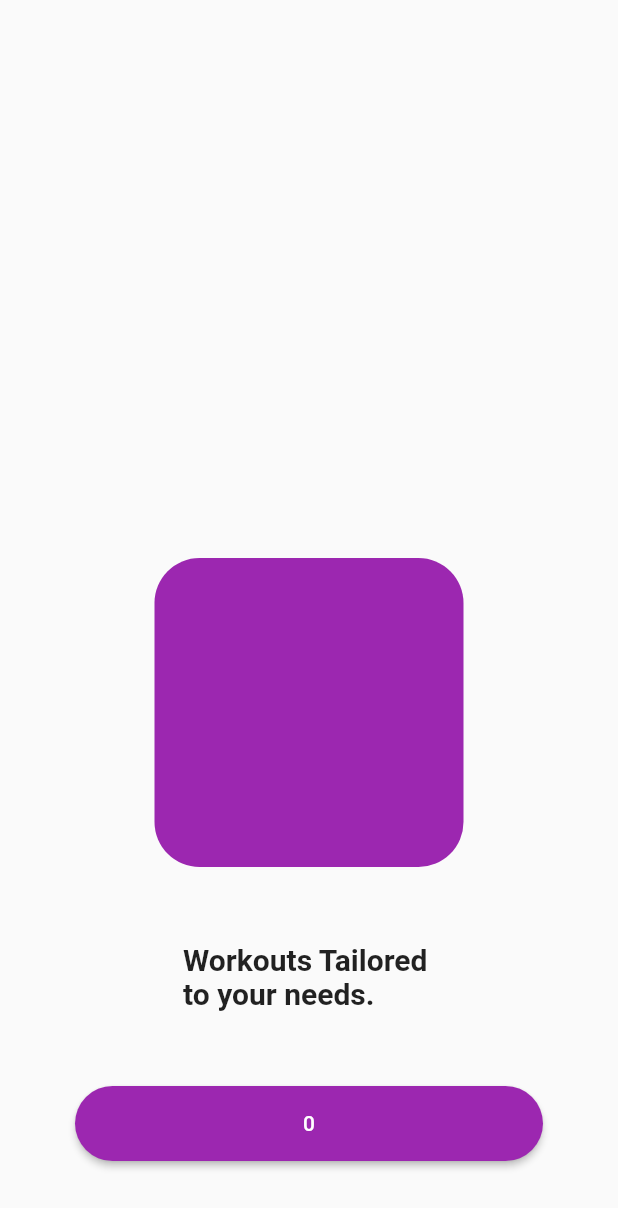
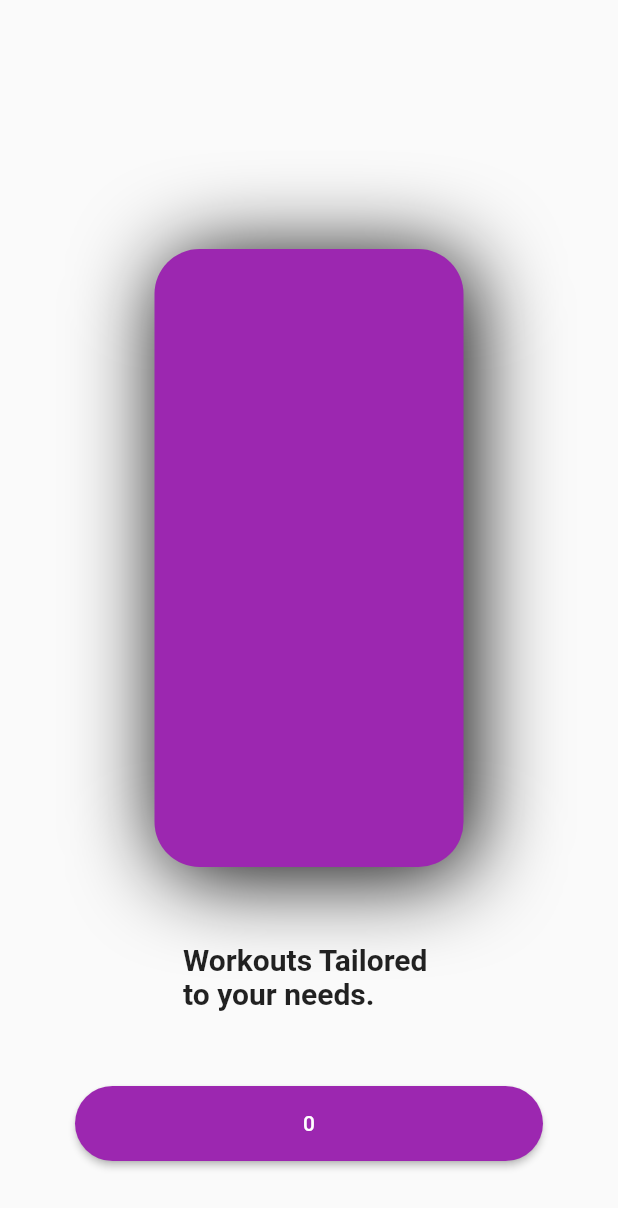
Before and after one commit to sunnyCodeENGINEER/group_11_fitness_app, a Flutter app: the screen it shows after launch, on a phone screen of 412 x 824 dp. Shown: the top 1208 px of the screen. Run offline on Flutter 3.47's test engine with Material 2 defaults, Android fonts, the phone set to English and light mode, and no system bars.

Commit message:
Updated onboarding_screen.dart

```diff
--- a/fitness_app/lib/onboarding_screen.dart
+++ b/fitness_app/lib/onboarding_screen.dart
@@ -160,7 +160,7 @@ class _OnBoardingScreenMobileColumnState
     return Column(
       children: [
         Container(
-          height: MediaQuery.of(context).size.width * 0.5,
+          height: MediaQuery.of(context).size.height * 0.5,
           width: MediaQuery.of(context).size.width * 0.5,
           padding: EdgeInsets.only(
             top: 60,
@@ -168,7 +168,14 @@ class _OnBoardingScreenMobileColumnState
             right: MediaQuery.of(context).size.width * 0.1,
           ),
           decoration: BoxDecoration(
-              borderRadius: BorderRadius.circular(30), color: Colors.purple),
+              borderRadius: BorderRadius.circular(30),
+              color: Colors.purple,
+              boxShadow: const [
+                BoxShadow(
+                  offset: Offset(5, 5),
+                  blurRadius: 50,
+                ),
+              ]),
         ),
         const SizedBox(
           height: 50,
--- a/fitness_app/pubspec.yaml
+++ b/fitness_app/pubspec.yaml
@@ -48,6 +48,7 @@ dev_dependencies:
   # rules and activating additional ones.
   flutter_lints: ^2.0.0
 
+
 # For information on the generic Dart part of this file, see the
 # following page: https://dart.dev/tools/pub/pubspec
 
```
